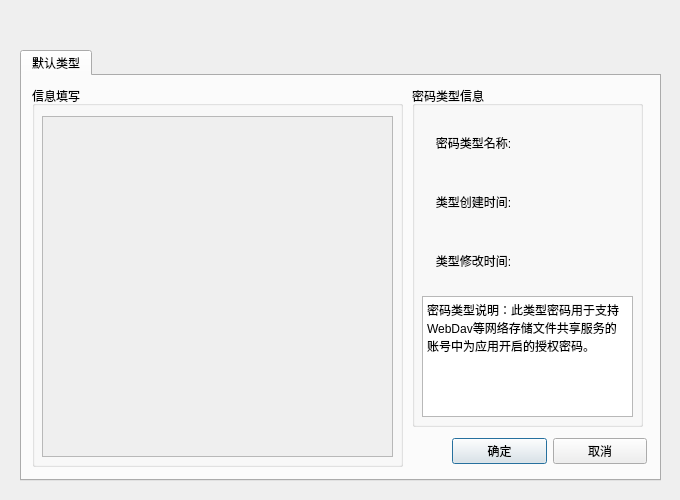
The window that QtWorkspace/PasswordManager/QWidget/ui/dialog/newitemdialog.ui (Robert-Stackflow/Workspace) describes before a commit, drawn with Qt 5.
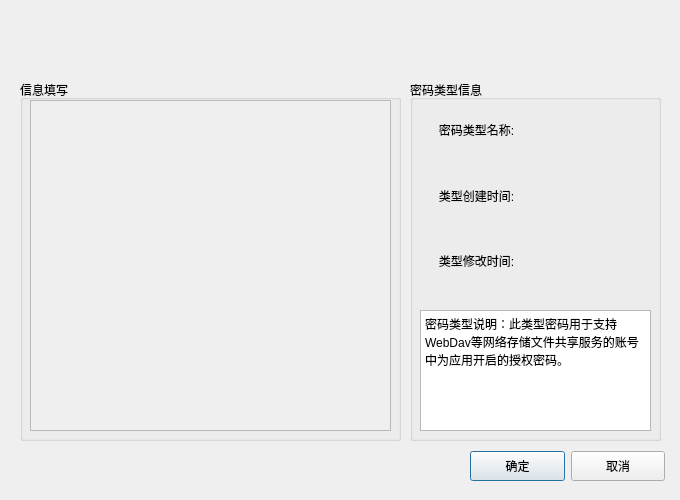
The same window after the commit.

```diff
--- a/QtWorkspace/PasswordManager/QWidget/ui/dialog/newitemdialog.ui
+++ b/QtWorkspace/PasswordManager/QWidget/ui/dialog/newitemdialog.ui
@@ -25,73 +25,33 @@
   <property name="windowTitle">
    <string>Dialog</string>
   </property>
-  <widget class="QTabWidget" name="tabWidget">
+  <widget class="QFrame" name="frame">
    <property name="geometry">
     <rect>
-     <x>20</x>
-     <y>50</y>
-     <width>641</width>
-     <height>431</height>
+     <x>10</x>
+     <y>10</y>
+     <width>661</width>
+     <height>481</height>
     </rect>
    </property>
-   <property name="font">
-    <font/>
+   <property name="styleSheet">
+    <string notr="true">border:0px;
+border-radius:10px;</string>
    </property>
-   <property name="tabPosition">
-    <enum>QTabWidget::North</enum>
+   <property name="frameShape">
+    <enum>QFrame::StyledPanel</enum>
    </property>
-   <property name="tabShape">
-    <enum>QTabWidget::Rounded</enum>
+   <property name="frameShadow">
+    <enum>QFrame::Raised</enum>
    </property>
-   <property name="currentIndex">
-    <number>0</number>
-   </property>
-   <property name="usesScrollButtons">
-    <bool>false</bool>
-   </property>
-   <property name="movable">
-    <bool>false</bool>
-   </property>
-   <property name="tabBarAutoHide">
-    <bool>false</bool>
-   </property>
-   <widget class="QWidget" name="common">
-    <attribute name="title">
-     <string>默认类型</string>
-    </attribute>
-    <widget class="QWidget" name="layoutWidget">
-     <property name="geometry">
-      <rect>
-       <x>430</x>
-       <y>360</y>
-       <width>195</width>
-       <height>31</height>
-      </rect>
-     </property>
-     <layout class="QHBoxLayout" name="confirmLayout">
-      <item>
-       <widget class="QPushButton" name="confirm">
-        <property name="text">
-         <string>确定</string>
-        </property>
-       </widget>
-      </item>
-      <item>
-       <widget class="QPushButton" name="cancel">
-        <property name="text">
-         <string>取消</string>
-        </property>
-       </widget>
-      </item>
-     </layout>
     </widget>
     <widget class="QGroupBox" name="infoGroupBox">
      <property name="geometry">
       <rect>
-       <x>10</x>
-       <y>10</y>
-       <width>371</width>
-       <height>381</height>
+     <x>20</x>
+     <y>80</y>
+     <width>381</width>
+     <height>361</height>
       </rect>
      </property>
      <property name="title">
@@ -101,9 +61,9 @@
       <property name="geometry">
        <rect>
         <x>10</x>
-        <y>30</y>
-        <width>351</width>
-        <height>341</height>
+      <y>20</y>
+      <width>361</width>
+      <height>331</height>
        </rect>
       </property>
       <property name="styleSheet">
@@ -117,17 +77,17 @@
         <rect>
          <x>0</x>
          <y>0</y>
-         <width>349</width>
-         <height>339</height>
+       <width>359</width>
+       <height>329</height>
         </rect>
        </property>
        <widget class="QWidget" name="layoutWidget_1">
         <property name="geometry">
          <rect>
-          <x>0</x>
-          <y>0</y>
-          <width>351</width>
-          <height>341</height>
+        <x>10</x>
+        <y>10</y>
+        <width>341</width>
+        <height>311</height>
          </rect>
         </property>
         <layout class="QVBoxLayout" name="infoLayout"/>
@@ -138,10 +98,10 @@
     <widget class="QGroupBox" name="groupBox">
      <property name="geometry">
       <rect>
-       <x>390</x>
-       <y>10</y>
-       <width>231</width>
-       <height>341</height>
+     <x>410</x>
+     <y>80</y>
+     <width>251</width>
+     <height>361</height>
       </rect>
      </property>
      <property name="title">
@@ -151,8 +111,8 @@
       <property name="geometry">
        <rect>
         <x>10</x>
-        <y>210</y>
-        <width>211</width>
+      <y>230</y>
+      <width>231</width>
         <height>121</height>
        </rect>
       </property>
@@ -180,9 +140,9 @@
       <property name="geometry">
        <rect>
         <x>10</x>
-        <y>30</y>
-        <width>211</width>
-        <height>171</height>
+      <y>20</y>
+      <width>231</width>
+      <height>191</height>
        </rect>
       </property>
       <layout class="QVBoxLayout" name="verticalLayout">
@@ -267,33 +227,44 @@
       </layout>
      </widget>
     </widget>
-    <zorder>layoutWidget</zorder>
-    <zorder>groupBox</zorder>
-    <zorder>infoGroupBox</zorder>
-   </widget>
-  </widget>
-  <widget class="QFrame" name="frame">
+  <widget class="QWidget" name="layoutWidget">
    <property name="geometry">
     <rect>
-     <x>10</x>
-     <y>10</y>
-     <width>661</width>
-     <height>481</height>
+     <x>470</x>
+     <y>450</y>
+     <width>195</width>
+     <height>32</height>
     </rect>
    </property>
-   <property name="styleSheet">
-    <string notr="true">border:0px;
-border-radius:10px;</string>
-   </property>
-   <property name="frameShape">
-    <enum>QFrame::StyledPanel</enum>
-   </property>
-   <property name="frameShadow">
-    <enum>QFrame::Raised</enum>
-   </property>
-  </widget>
-  <zorder>frame</zorder>
-  <zorder>tabWidget</zorder>
+   <layout class="QHBoxLayout" name="confirmLayout">
+    <item>
+     <widget class="QPushButton" name="confirm">
+      <property name="minimumSize">
+       <size>
+        <width>0</width>
+        <height>30</height>
+       </size>
+      </property>
+      <property name="text">
+       <string>确定</string>
+      </property>
+     </widget>
+    </item>
+    <item>
+     <widget class="QPushButton" name="cancel">
+      <property name="minimumSize">
+       <size>
+        <width>0</width>
+        <height>30</height>
+       </size>
+      </property>
+      <property name="text">
+       <string>取消</string>
+      </property>
+     </widget>
+    </item>
+   </layout>
+  </widget>
  </widget>
  <resources/>
  <connections/>
```
Lines whose indentation alone changed are shown as unchanged.
